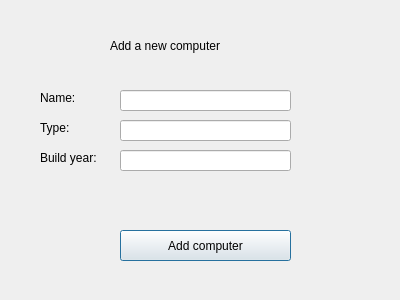
Above: computersdialog.ui from maggawaage/skil3 before the change. Below: the same form after it.
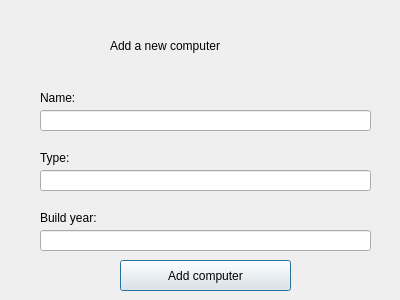
That is the form after the change.

What changed in the file:
```diff
--- a/computersdialog.ui
+++ b/computersdialog.ui
@@ -16,9 +16,9 @@
   <widget class="QLineEdit" name="inputCBuildYear">
    <property name="geometry">
     <rect>
-     <x>120</x>
-     <y>150</y>
-     <width>171</width>
+     <x>40</x>
+     <y>230</y>
+     <width>331</width>
      <height>21</height>
     </rect>
    </property>
@@ -30,7 +30,7 @@
    <property name="geometry">
     <rect>
      <x>40</x>
-     <y>120</y>
+     <y>150</y>
      <width>59</width>
      <height>16</height>
     </rect>
@@ -42,9 +42,9 @@
   <widget class="QLineEdit" name="inputCType">
    <property name="geometry">
     <rect>
-     <x>120</x>
-     <y>120</y>
-     <width>171</width>
+     <x>40</x>
+     <y>170</y>
+     <width>331</width>
      <height>21</height>
     </rect>
    </property>
@@ -73,7 +73,7 @@
    <property name="geometry">
     <rect>
      <x>120</x>
-     <y>230</y>
+     <y>260</y>
      <width>171</width>
      <height>31</height>
     </rect>
@@ -99,7 +99,7 @@
    <property name="geometry">
     <rect>
      <x>40</x>
-     <y>150</y>
+     <y>210</y>
      <width>71</width>
      <height>16</height>
     </rect>
@@ -111,9 +111,9 @@
   <widget class="QLineEdit" name="inputCName">
    <property name="geometry">
     <rect>
-     <x>120</x>
-     <y>90</y>
-     <width>171</width>
+     <x>40</x>
+     <y>110</y>
+     <width>331</width>
      <height>21</height>
     </rect>
    </property>
@@ -121,6 +121,45 @@
     <string/>
    </property>
   </widget>
+  <widget class="QLabel" name="labelErrorComputerName">
+   <property name="geometry">
+    <rect>
+     <x>90</x>
+     <y>90</y>
+     <width>281</width>
+     <height>16</height>
+    </rect>
+   </property>
+   <property name="text">
+    <string/>
+   </property>
+  </widget>
+  <widget class="QLabel" name="labelErrorComputerType">
+   <property name="geometry">
+    <rect>
+     <x>80</x>
+     <y>150</y>
+     <width>291</width>
+     <height>16</height>
+    </rect>
+   </property>
+   <property name="text">
+    <string/>
+   </property>
+  </widget>
+  <widget class="QLabel" name="labelErrorComputerBY">
+   <property name="geometry">
+    <rect>
+     <x>110</x>
+     <y>210</y>
+     <width>261</width>
+     <height>16</height>
+    </rect>
+   </property>
+   <property name="text">
+    <string/>
+   </property>
+  </widget>
  </widget>
  <resources/>
  <connections/>
```
